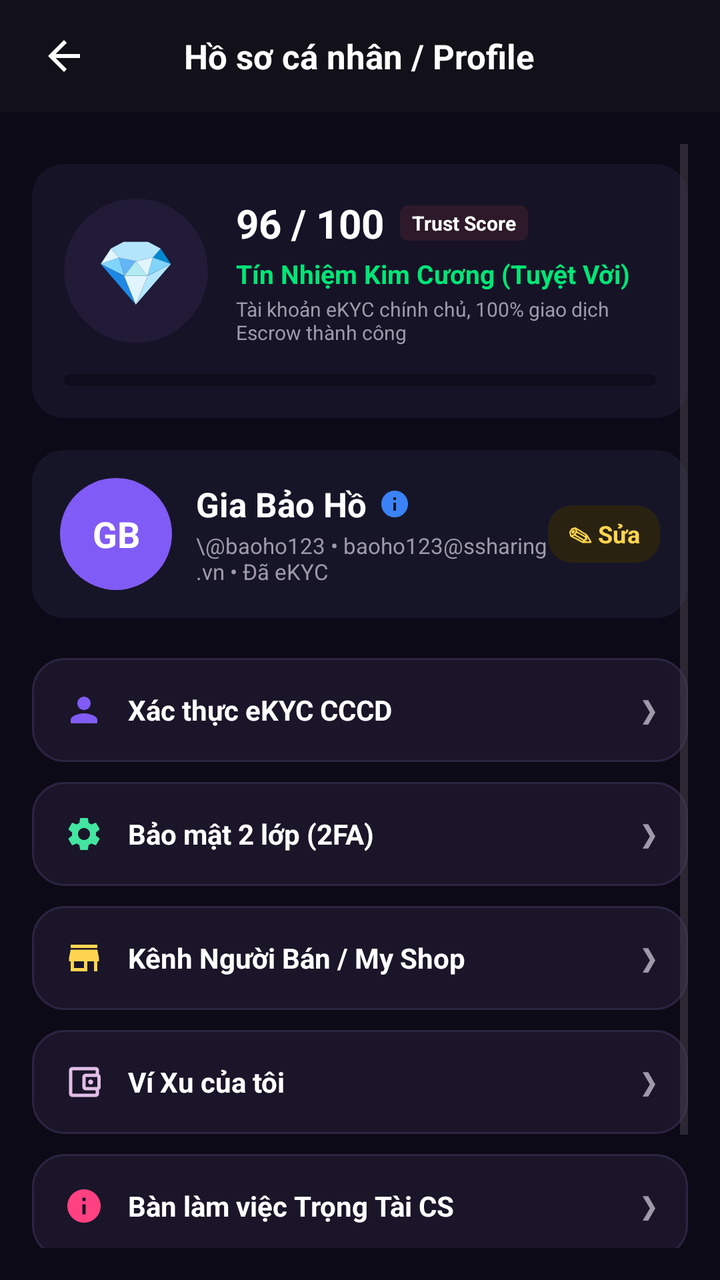
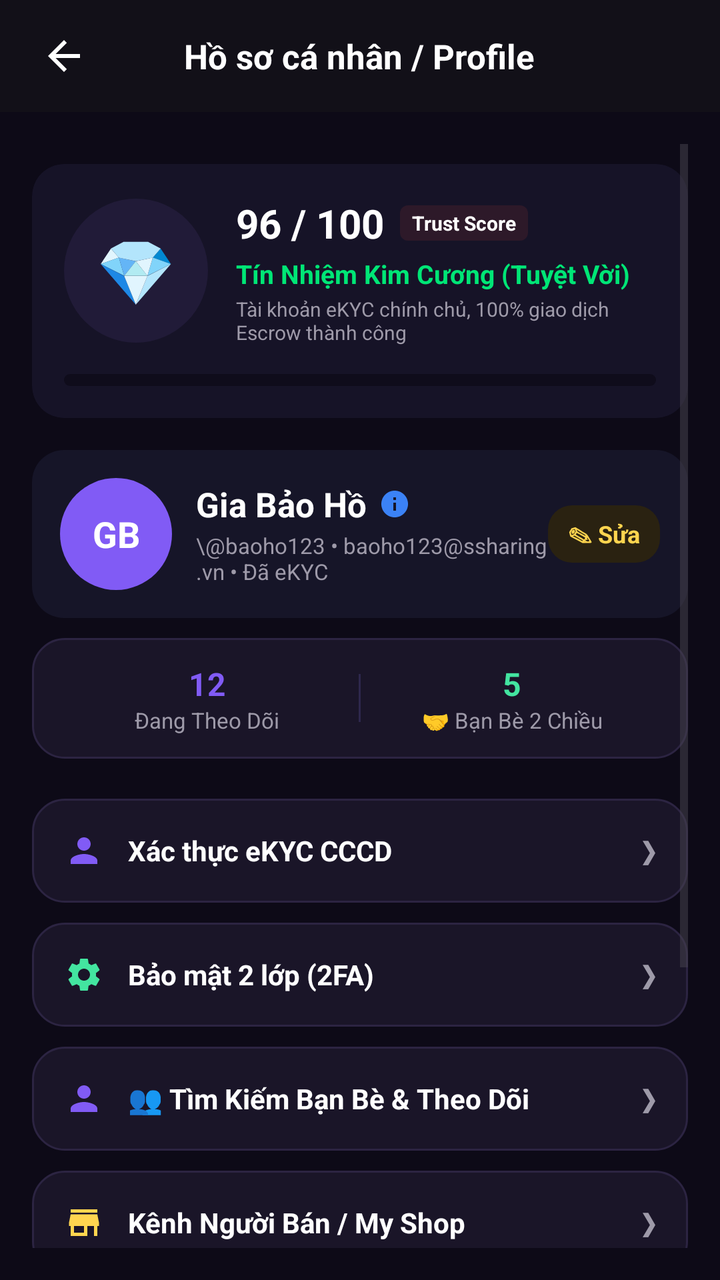

Screens rendered from an Android XML layout before and after an edit, with the pre-edit source and the edit as a unified diff.
<!-- AndroidManifest.xml: application theme Theme.SSharing -->
<!-- res/layout/activity_profile.xml -->
<?xml version="1.0" encoding="utf-8"?>
<LinearLayout xmlns:android="http://schemas.android.com/apk/res/android"
    xmlns:app="http://schemas.android.com/apk/res-auto"
    android:layout_width="match_parent"
    android:layout_height="match_parent"
    android:background="#0D0A17"
    android:orientation="vertical">

    
    <RelativeLayout
        android:id="@+id/topBarProfile"
        android:layout_width="match_parent"
        android:layout_height="56dp"
        android:background="#121018"
        android:paddingHorizontal="16dp">

        <ImageView
            android:id="@+id/btnBackProfile"
            android:layout_width="32dp"
            android:layout_height="32dp"
            android:layout_centerVertical="true"
            android:clickable="true"
            android:focusable="true"
            android:contentDescription="Quay lại"
            android:padding="4dp"
            android:src="@drawable/ic_arrow_back"
            app:tint="#FFFFFF" />

        <TextView
            android:layout_width="wrap_content"
            android:layout_height="wrap_content"
            android:layout_centerInParent="true"
            android:text="Hồ sơ cá nhân / Profile"
            android:textColor="#FFFFFF"
            android:textSize="17sp"
            android:textStyle="bold" />
    </RelativeLayout>

    <ScrollView
        android:layout_width="match_parent"
        android:layout_height="match_parent"
        android:padding="16dp">

        <LinearLayout
            android:layout_width="match_parent"
            android:layout_height="wrap_content"
            android:orientation="vertical">

            
            <androidx.cardview.widget.CardView
                android:id="@+id/cardTrustScoreBadge"
                android:layout_width="match_parent"
                android:layout_height="wrap_content"
                android:layout_marginTop="10dp"
                app:cardBackgroundColor="#161327"
                app:cardCornerRadius="16dp"
                app:cardElevation="0dp">

                <LinearLayout
                    android:layout_width="match_parent"
                    android:layout_height="wrap_content"
                    android:orientation="vertical"
                    android:padding="16dp">

                    <LinearLayout
                        android:layout_width="match_parent"
                        android:layout_height="wrap_content"
                        android:gravity="center_vertical"
                        android:orientation="horizontal">

                        
                        <FrameLayout
                            android:layout_width="72dp"
                            android:layout_height="72dp"
                            android:background="@drawable/bg_circle_dark_purple">

                            <TextView
                                android:id="@+id/tvTrustTierEmoji"
                                android:layout_width="match_parent"
                                android:layout_height="match_parent"
                                android:gravity="center"
                                android:text="💎"
                                android:textSize="32sp" />

                            <ImageView
                                android:id="@+id/imgTopBigAvatarPhoto"
                                android:layout_width="match_parent"
                                android:layout_height="match_parent"
                                android:contentDescription="Ảnh đại diện top"
                                android:scaleType="centerCrop"
                                android:visibility="gone" />
                        </FrameLayout>

                        <LinearLayout
                            android:layout_width="0dp"
                            android:layout_height="wrap_content"
                            android:layout_marginStart="14dp"
                            android:layout_weight="1"
                            android:orientation="vertical">

                            <LinearLayout
                                android:layout_width="match_parent"
                                android:layout_height="wrap_content"
                                android:gravity="center_vertical"
                                android:orientation="horizontal">

                                <TextView
                                    android:id="@+id/tvTrustScoreValue"
                                    android:layout_width="wrap_content"
                                    android:layout_height="wrap_content"
                                    android:text="96 / 100"
                                    android:textColor="#FFFFFF"
                                    android:textSize="20sp"
                                    android:textStyle="bold" />

                                <TextView
                                    android:layout_width="wrap_content"
                                    android:layout_height="wrap_content"
                                    android:layout_marginStart="8dp"
                                    android:background="@drawable/bg_badge_pink"
                                    android:paddingHorizontal="6dp"
                                    android:paddingVertical="2dp"
                                    android:text="Trust Score"
                                    android:textColor="#FFFFFF"
                                    android:textSize="10sp"
                                    android:textStyle="bold" />
                            </LinearLayout>

                            <TextView
                                android:id="@+id/tvTrustTierTitle"
                                android:layout_width="wrap_content"
                                android:layout_height="wrap_content"
                                android:layout_marginTop="3dp"
                                android:text="Tín Nhiệm Kim Cương (Tuyệt Vời)"
                                android:textColor="#00E676"
                                android:textSize="13sp"
                                android:textStyle="bold" />

                            <TextView
                                android:id="@+id/tvTrustTierDesc"
                                android:layout_width="wrap_content"
                                android:layout_height="wrap_content"
                                android:layout_marginTop="2dp"
                                android:text="Tài khoản eKYC chính chủ, 100% giao dịch Escrow thành công"
                                android:textColor="#9E9AA9"
                                android:textSize="10sp" />
                        </LinearLayout>
                    </LinearLayout>

                    <ProgressBar
                        android:id="@+id/progressTrustScore"
                        style="?android:attr/progressBarStyleHorizontal"
                        android:layout_width="match_parent"
                        android:layout_height="6dp"
                        android:layout_marginTop="14dp"
                        android:max="100"
                        android:progress="96"
                        android:progressDrawable="@drawable/bg_input_field" />
                </LinearLayout>
            </androidx.cardview.widget.CardView>

            
            <LinearLayout
                android:id="@+id/cardUserProfileInfo"
                android:layout_width="match_parent"
                android:layout_height="wrap_content"
                android:layout_marginTop="16dp"
                android:background="@drawable/bg_rounded_card"
                android:clickable="true"
                android:focusable="true"
                android:gravity="center_vertical"
                android:orientation="horizontal"
                android:padding="14dp">

                
                <FrameLayout
                    android:layout_width="56dp"
                    android:layout_height="56dp">

                    <TextView
                        android:id="@+id/tvAvatarInitials"
                        android:layout_width="match_parent"
                        android:layout_height="match_parent"
                        android:background="@drawable/bg_circle_purple"
                        android:gravity="center"
                        android:text="GB"
                        android:textColor="#FFFFFF"
                        android:textSize="18sp"
                        android:textStyle="bold" />

                    <ImageView
                        android:id="@+id/imgProfileAvatarPhoto"
                        android:layout_width="match_parent"
                        android:layout_height="match_parent"
                        android:contentDescription="Ảnh đại diện"
                        android:scaleType="centerCrop"
                        android:visibility="gone" />
                </FrameLayout>

                <LinearLayout
                    android:layout_width="0dp"
                    android:layout_height="wrap_content"
                    android:layout_marginStart="12dp"
                    android:layout_weight="1"
                    android:orientation="vertical">

                    <LinearLayout
                        android:layout_width="wrap_content"
                        android:layout_height="wrap_content"
                        android:gravity="center_vertical"
                        android:orientation="horizontal">

                        <TextView
                            android:id="@+id/tvProfileFullName"
                            android:layout_width="wrap_content"
                            android:layout_height="wrap_content"
                            android:text="Gia Bảo Hồ"
                            android:textColor="#FFFFFF"
                            android:textSize="17sp"
                            android:textStyle="bold" />

                        <ImageView
                            android:layout_width="16dp"
                            android:layout_height="16dp"
                            android:layout_marginStart="6dp"
                            android:contentDescription="Tín nhiệm"
                            android:src="@drawable/ic_info"
                            app:tint="@color/pin_blue" />
                    </LinearLayout>

                    <TextView
                        android:id="@+id/tvProfileEmailPhone"
                        android:layout_width="wrap_content"
                        android:layout_height="wrap_content"
                        android:layout_marginTop="2dp"
                        android:text="\@baoho123 • baoho123@ssharing.vn • Đã eKYC"
                        android:textColor="#9E9AA9"
                        android:textSize="11sp" />
                </LinearLayout>

                <TextView
                    android:id="@+id/btnEditProfileIcon"
                    android:layout_width="wrap_content"
                    android:layout_height="wrap_content"
                    android:background="@drawable/bg_chip_gold_dark"
                    android:paddingHorizontal="10dp"
                    android:paddingVertical="6dp"
                    android:text="✎ Sửa"
                    android:textColor="#FFD54F"
                    android:textSize="12sp"
                    android:textStyle="bold" />
            </LinearLayout>

            
            <LinearLayout
                android:layout_width="match_parent"
                android:layout_height="wrap_content"
                android:orientation="vertical"
                android:layout_marginTop="20dp">

                
                <LinearLayout
                    android:id="@+id/btnMenuEkyc"
                    android:layout_width="match_parent"
                    android:layout_height="52dp"
                    android:background="@drawable/bg_card_dark"
                    android:gravity="center_vertical"
                    android:clickable="true"
                    android:focusable="true"
                    android:paddingHorizontal="16dp"
                    android:layout_marginBottom="10dp">
                    <ImageView
                        android:layout_width="20dp"
                        android:layout_height="20dp"
                        android:src="@drawable/ic_user"
                        app:tint="#815BF5" />
                    <TextView
                        android:layout_width="0dp"
                        android:layout_height="wrap_content"
                        android:layout_weight="1"
                        android:layout_marginStart="12dp"
                        android:text="Xác thực eKYC CCCD"
                        android:textColor="#FFFFFF"
                        android:textSize="14sp"
                        android:textStyle="bold" />
                    <TextView
                        android:layout_width="wrap_content"
                        android:layout_height="wrap_content"
                        android:text="❯"
                        android:textColor="#9E9AA9" />
                </LinearLayout>

                
                <LinearLayout
                    android:id="@+id/btnMenu2FA"
                    android:layout_width="match_parent"
                    android:layout_height="52dp"
                    android:background="@drawable/bg_card_dark"
                    android:gravity="center_vertical"
                    android:clickable="true"
                    android:focusable="true"
                    android:paddingHorizontal="16dp"
                    android:layout_marginBottom="10dp">
                    <ImageView
                        android:layout_width="20dp"
                        android:layout_height="20dp"
                        android:src="@drawable/ic_settings"
                        app:tint="#43E5A0" />
                    <TextView
                        android:layout_width="0dp"
                        android:layout_height="wrap_content"
                        android:layout_weight="1"
                        android:layout_marginStart="12dp"
                        android:text="Bảo mật 2 lớp (2FA)"
                        android:textColor="#FFFFFF"
                        android:textSize="14sp"
                        android:textStyle="bold" />
                    <TextView
                        android:layout_width="wrap_content"
                        android:layout_height="wrap_content"
                        android:text="❯"
                        android:textColor="#9E9AA9" />
                </LinearLayout>

                
                <LinearLayout
                    android:id="@+id/btnMenuSeller"
                    android:layout_width="match_parent"
                    android:layout_height="52dp"
                    android:background="@drawable/bg_card_dark"
                    android:gravity="center_vertical"
                    android:clickable="true"
                    android:focusable="true"
                    android:paddingHorizontal="16dp"
                    android:layout_marginBottom="10dp">
                    <ImageView
                        android:layout_width="20dp"
                        android:layout_height="20dp"
                        android:src="@drawable/ic_market"
                        app:tint="#FFD54F" />
                    <TextView
                        android:layout_width="0dp"
                        android:layout_height="wrap_content"
                        android:layout_weight="1"
                        android:layout_marginStart="12dp"
                        android:text="Kênh Người Bán / My Shop"
                        android:textColor="#FFFFFF"
                        android:textSize="14sp"
                        android:textStyle="bold" />
                    <TextView
                        android:layout_width="wrap_content"
                        android:layout_height="wrap_content"
                        android:text="❯"
                        android:textColor="#9E9AA9" />
                </LinearLayout>

                
                <LinearLayout
                    android:id="@+id/btnMenuWallet"
                    android:layout_width="match_parent"
                    android:layout_height="52dp"
                    android:background="@drawable/bg_card_dark"
                    android:gravity="center_vertical"
                    android:clickable="true"
                    android:focusable="true"
                    android:paddingHorizontal="16dp"
                    android:layout_marginBottom="10dp">
                    <ImageView
                        android:layout_width="20dp"
                        android:layout_height="20dp"
                        android:src="@drawable/ic_wallet"
                        app:tint="#E1BEE7" />
                    <TextView
                        android:layout_width="0dp"
                        android:layout_height="wrap_content"
                        android:layout_weight="1"
                        android:layout_marginStart="12dp"
                        android:text="Ví Xu của tôi"
                        android:textColor="#FFFFFF"
                        android:textSize="14sp"
                        android:textStyle="bold" />
                    <TextView
                        android:layout_width="wrap_content"
                        android:layout_height="wrap_content"
                        android:text="❯"
                        android:textColor="#9E9AA9" />
                </LinearLayout>

                
                <LinearLayout
                    android:id="@+id/btnMenuArbiter"
                    android:layout_width="match_parent"
                    android:layout_height="52dp"
                    android:background="@drawable/bg_card_dark"
                    android:gravity="center_vertical"
                    android:clickable="true"
                    android:focusable="true"
                    android:paddingHorizontal="16dp"
                    android:layout_marginBottom="10dp">
                    <ImageView
                        android:layout_width="20dp"
                        android:layout_height="20dp"
                        android:src="@drawable/ic_info"
                        app:tint="#FF4081" />
                    <TextView
                        android:layout_width="0dp"
                        android:layout_height="wrap_content"
                        android:layout_weight="1"
                        android:layout_marginStart="12dp"
                        android:text="Bàn làm việc Trọng Tài CS"
                        android:textColor="#FFFFFF"
                        android:textSize="14sp"
                        android:textStyle="bold" />
                    <TextView
                        android:layout_width="wrap_content"
                        android:layout_height="wrap_content"
                        android:text="❯"
                        android:textColor="#9E9AA9" />
                </LinearLayout>
            </LinearLayout>

            
            <Button
                android:id="@+id/btnLogout"
                android:layout_width="match_parent"
                android:layout_height="52dp"
                android:layout_marginTop="16dp"
                android:backgroundTint="@color/pin_pink"
                android:text="🚪 Đăng xuất"
                android:textColor="@color/text_white" />
        </LinearLayout>
    </ScrollView>
</LinearLayout>
<!-- resources referenced by this layout -->
<resources>
  <color name="pin_blue">#3B82F6</color>
  <color name="pin_pink">#EC4899</color>
  <color name="text_white">#FFFFFF</color>
  <!-- drawable bg_badge_pink (drawable) -->
  <shape xmlns:android="http://schemas.android.com/apk/res/android">
      <solid android:color="#2D1929" />
      <corners android:radius="4dp" />
  </shape>
  <!-- drawable bg_card_dark (drawable) -->
  <?xml version="1.0" encoding="utf-8"?>
  <shape xmlns:android="http://schemas.android.com/apk/res/android">
      <solid android:color="#1A1528" />
      <corners android:radius="16dp" />
      <stroke android:width="1dp" android:color="#2C2442" />
  </shape>
  <!-- drawable bg_chip_gold_dark (drawable) -->
  <?xml version="1.0" encoding="utf-8"?>
  <shape xmlns:android="http://schemas.android.com/apk/res/android">
      <solid android:color="#2A2211" />
      <corners android:radius="12dp" />
  </shape>
  <!-- drawable bg_circle_dark_purple (drawable) -->
  <?xml version="1.0" encoding="utf-8"?>
  <shape xmlns:android="http://schemas.android.com/apk/res/android" android:shape="oval">
      <solid android:color="#211B38" />
  </shape>
  <!-- drawable bg_circle_purple (drawable) -->
  <shape xmlns:android="http://schemas.android.com/apk/res/android" android:shape="oval">
      <solid android:color="#815BF5" />
  </shape>
  <!-- drawable bg_input_field (drawable) -->
  <?xml version="1.0" encoding="utf-8"?>
  <shape xmlns:android="http://schemas.android.com/apk/res/android">
      <solid android:color="#0F0C1B" />
      <corners android:radius="10dp" />
  </shape>
  <!-- drawable bg_rounded_card (drawable) -->
  <?xml version="1.0" encoding="utf-8"?>
  <shape xmlns:android="http://schemas.android.com/apk/res/android">
      <solid android:color="@color/bg_card" />
      <corners android:radius="16dp" />
  </shape>
  <!-- drawable ic_arrow_back (drawable) -->
  <?xml version="1.0" encoding="utf-8"?>
  <vector xmlns:android="http://schemas.android.com/apk/res/android"
      android:width="24dp" android:height="24dp" android:viewportWidth="24" android:viewportHeight="24">
      <path android:fillColor="#FFFFFFFF" android:pathData="M20,11H7.83l5.59,-5.59L12,4l-8,8 8,8 1.41,-1.41L7.83,13H20v-2z"/>
  </vector>
  <!-- drawable ic_info (drawable) -->
  <?xml version="1.0" encoding="utf-8"?>
  <vector xmlns:android="http://schemas.android.com/apk/res/android"
      android:width="24dp" android:height="24dp" android:viewportWidth="24" android:viewportHeight="24">
      <path android:fillColor="#FFFFFFFF" android:pathData="M12,2C6.48,2 2,6.48 2,12s4.48,10 10,10 10,-4.48 10,-10S17.52,2 12,2zm1,15h-2v-6h2v6zm0,-8h-2V7h2v2z"/>
  </vector>
  <!-- drawable ic_market (drawable) -->
  <vector xmlns:android="http://schemas.android.com/apk/res/android"
      android:width="24dp"
      android:height="24dp"
      android:viewportWidth="24"
      android:viewportHeight="24">
      <path
          android:fillColor="#FFFFFFFF"
          android:pathData="M20,4H4v2h16V4zm0,3H4l-1,5v2h1v6h10v-6h4v6h2v-6h1v-2l-1,-5zm-8,11H6v-4h6v4z"/>
  </vector>
  <!-- drawable ic_user (drawable) -->
  <vector xmlns:android="http://schemas.android.com/apk/res/android"
      android:width="24dp"
      android:height="24dp"
      android:viewportWidth="24"
      android:viewportHeight="24">
      <path
          android:fillColor="#FFFFFFFF"
          android:pathData="M12,12c2.21,0 4,-1.79 4,-4s-1.79,-4 -4,-4 -4,1.79 -4,4 1.79,4 4,4zm0,2c-2.67,0 -8,1.34 -8,4v2h16v-2c0,-2.66 -5.33,-4 -8,-4z"/>
  </vector>
  <style name="Theme.SSharing" parent="Base.Theme.SSharing" />
  <color name="bg_card">#161528</color>
  <style name="Base.Theme.SSharing" parent="Theme.Material3.DayNight.NoActionBar">
          
          
      </style>
  <!-- unchanged entries left out for length: 2 -->
</resources>

<!-- the commit's change to res/layout/activity_profile.xml (unified diff, before → after) -->
@@ -253,6 +253,74 @@
 
             
             <LinearLayout
+                android:id="@+id/btnProfileSocialStats"
+                android:layout_width="match_parent"
+                android:layout_height="wrap_content"
+                android:layout_marginTop="10dp"
+                android:background="@drawable/bg_card_dark"
+                android:clickable="true"
+                android:focusable="true"
+                android:orientation="horizontal"
+                android:padding="12dp"
+                android:weightSum="2">
+
+                <LinearLayout
+                    android:layout_width="0dp"
+                    android:layout_height="wrap_content"
+                    android:layout_weight="1"
+                    android:gravity="center"
+                    android:orientation="vertical">
+
+                    <TextView
+                        android:id="@+id/tvProfileFollowingCount"
+                        android:layout_width="wrap_content"
+                        android:layout_height="wrap_content"
+                        android:text="12"
+                        android:textColor="#815BF5"
+                        android:textSize="16sp"
+                        android:textStyle="bold" />
+
+                    <TextView
+                        android:layout_width="wrap_content"
+                        android:layout_height="wrap_content"
+                        android:text="Đang Theo Dõi"
+                        android:textColor="#9E9AA9"
+                        android:textSize="11sp" />
+                </LinearLayout>
+
+                <View
+                    android:layout_width="1dp"
+                    android:layout_height="24dp"
+                    android:layout_gravity="center_vertical"
+                    android:background="#2E274C" />
+
+                <LinearLayout
+                    android:layout_width="0dp"
+                    android:layout_height="wrap_content"
+                    android:layout_weight="1"
+                    android:gravity="center"
+                    android:orientation="vertical">
+
+                    <TextView
+                        android:id="@+id/tvProfileFriendsCount"
+                        android:layout_width="wrap_content"
+                        android:layout_height="wrap_content"
+                        android:text="5"
+                        android:textColor="#43E5A0"
+                        android:textSize="16sp"
+                        android:textStyle="bold" />
+
+                    <TextView
+                        android:layout_width="wrap_content"
+                        android:layout_height="wrap_content"
+                        android:text="🤝 Bạn Bè 2 Chiều"
+                        android:textColor="#9E9AA9"
+                        android:textSize="11sp" />
+                </LinearLayout>
+            </LinearLayout>
+
+            
+            <LinearLayout
                 android:layout_width="match_parent"
                 android:layout_height="wrap_content"
                 android:orientation="vertical"
@@ -312,6 +380,38 @@
                         android:layout_weight="1"
                         android:layout_marginStart="12dp"
                         android:text="Bảo mật 2 lớp (2FA)"
+                        android:textColor="#FFFFFF"
+                        android:textSize="14sp"
+                        android:textStyle="bold" />
+                    <TextView
+                        android:layout_width="wrap_content"
+                        android:layout_height="wrap_content"
+                        android:text="❯"
+                        android:textColor="#9E9AA9" />
+                </LinearLayout>
+
+                
+                <LinearLayout
+                    android:id="@+id/btnMenuSocialFriends"
+                    android:layout_width="match_parent"
+                    android:layout_height="52dp"
+                    android:background="@drawable/bg_card_dark"
+                    android:gravity="center_vertical"
+                    android:clickable="true"
+                    android:focusable="true"
+                    android:paddingHorizontal="16dp"
+                    android:layout_marginBottom="10dp">
+                    <ImageView
+                        android:layout_width="20dp"
+                        android:layout_height="20dp"
+                        android:src="@drawable/ic_user"
+                        app:tint="#815BF5" />
+                    <TextView
+                        android:layout_width="0dp"
+                        android:layout_height="wrap_content"
+                        android:layout_weight="1"
+                        android:layout_marginStart="12dp"
+                        android:text="👥 Tìm Kiếm Bạn Bè &amp; Theo Dõi"
                         android:textColor="#FFFFFF"
                         android:textSize="14sp"
                         android:textStyle="bold" />
